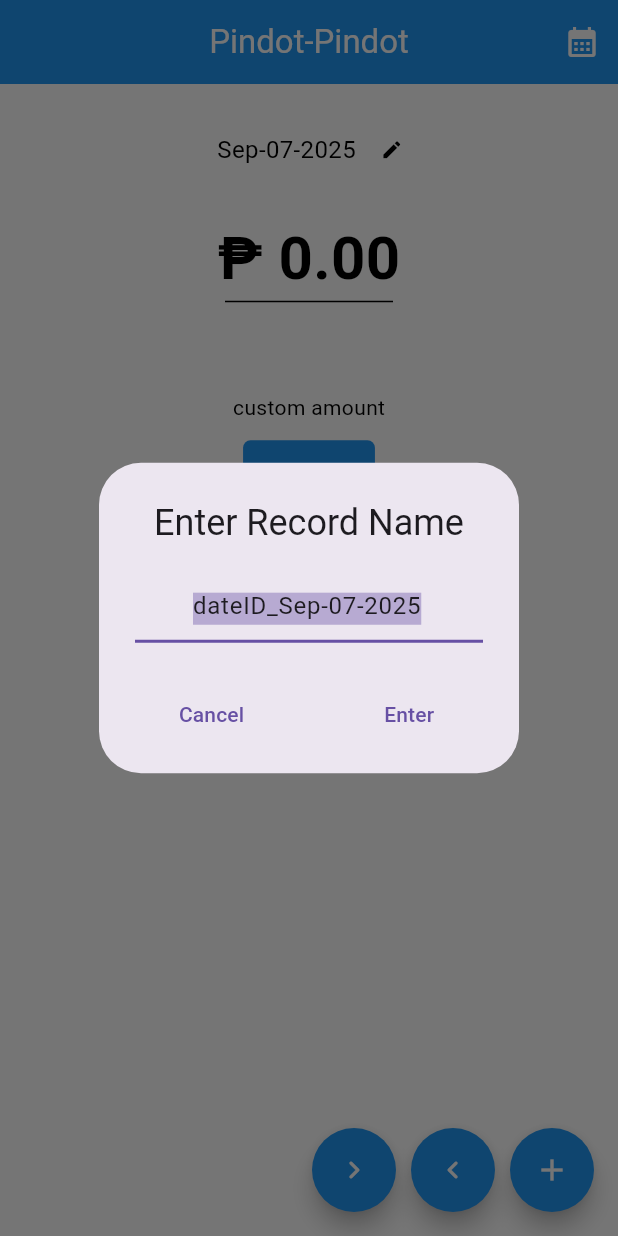
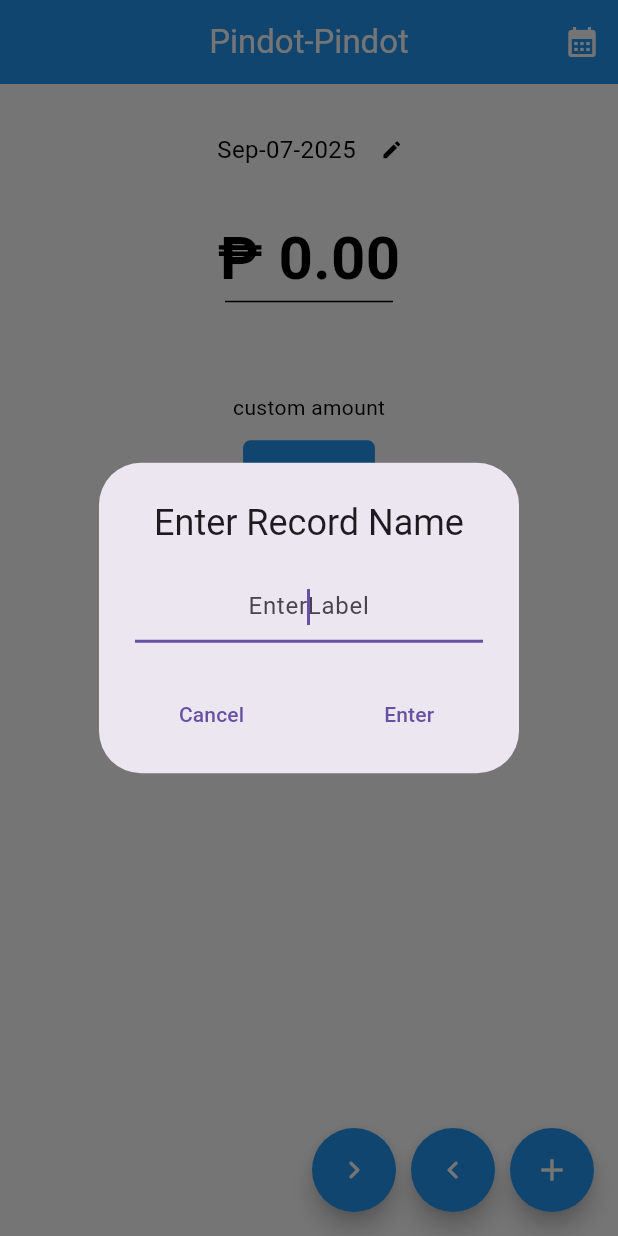
Before and after one commit to p-ragudo/Stupid-Simple-Expense-Tracker, a Flutter app: the screen it shows after launch, after a tap on the "edit" icon, on a phone screen of 412 x 824 dp. Run offline on Flutter 3.47's test engine with Material 3 defaults, Android fonts, the light colour scheme and no system bars; our stand-ins replace shared_preferences.

Commit message:
replaced textControllers with onChanged and variables

```diff
--- a/lib/expense_card.dart
+++ b/lib/expense_card.dart
@@ -32,12 +32,13 @@ class ExpenseCard extends StatelessWidget {
         mainAxisAlignment: MainAxisAlignment.center,
         children: [
           Text(
-            "₱${expense.amount}",
+            "₱${expense.amount.toStringAsFixed(2)}",
             style: TextStyle(
               color: Colors.black,
               fontSize: 30,
               fontWeight: FontWeight.bold,
             ),
+            textAlign: TextAlign.center,
           ),
           Text(
             expense.name,
@@ -46,6 +47,7 @@ class ExpenseCard extends StatelessWidget {
               fontSize: 16,
               fontWeight: FontWeight.normal,
             ),
+            textAlign: TextAlign.center,
           ),
         ],
       ),
--- a/lib/home.dart
+++ b/lib/home.dart
@@ -9,7 +9,9 @@ import 'package:uuid/uuid.dart';
 
 class Home extends StatefulWidget {
 
-  const Home({super.key});
+  final SharedPreferences prefs;
+
+  const Home({super.key, required this.prefs});
 
   @override
   State<Home> createState() => _HomeState();
@@ -21,7 +23,6 @@ class _HomeState extends State<Home> {
   static const double floatingButtonsSpacing = 10;
 
   late Record record;
-  late final SharedPreferences prefs;
   final uuid = Uuid();
 
   static const String dateIDPrefix = "dateID_";
@@ -33,22 +34,19 @@ class _HomeState extends State<Home> {
   void initState() {
     super.initState();
     record = Record(id: 'loading...', label: '', expenses: {}, total: 0);
-    _initPrefs();
-  }
-
-  void _initPrefs() async {
-    prefs = await SharedPreferences.getInstance();
     _initDate();
     _initExpenses();
   }
 
   void _initDate() async {
-    final todayId = "$dateIDPrefix${DateFormat("MMM-dd-yyyy").format(DateTime.now())}";
-    String? savedDateStateID = prefs.getString('savedDateStateID');
+    final todayId = "$dateIDPrefix${DateFormat("MMM-dd-yyyy").format(
+        DateTime.now())}";
+    String? savedDateStateID = widget.prefs.getString('savedDateStateID');
 
-    if(savedDateStateID == null || savedDateStateID != todayId) {
-      await prefs.setString('savedDateStateID', todayId);
+    if (savedDateStateID == null || savedDateStateID != todayId) {
+      await widget.prefs.setString('savedDateStateID', todayId);
 
+      if (!mounted) return;
       setState(() {
         record = Record(
           id: todayId,
@@ -58,14 +56,16 @@ class _HomeState extends State<Home> {
         );
       });
 
-      await prefs.setString(todayId, jsonEncode(record.toJson()));
+      await widget.prefs.setString(todayId, jsonEncode(record.toJson()));
     } else { // if same day/date
-      String? recordJson = prefs.getString(todayId);
-      if(recordJson != null) {
+      String? recordJson = widget.prefs.getString(todayId);
+      if (recordJson != null) {
+        if (!mounted) return;
         setState(() {
           record = Record.fromJson(jsonDecode(recordJson));
         });
       } else {
+        if (!mounted) return;
         setState(() {
           record = Record(
             id: savedDateStateID,
@@ -75,25 +75,26 @@ class _HomeState extends State<Home> {
           );
         });
 
-        await prefs.setString(todayId, jsonEncode(record.toJson()));
+        await widget.prefs.setString(todayId, jsonEncode(record.toJson()));
       }
     }
   }
 
   void _initExpenses() async {
-    final allKeys = prefs.getKeys();
+    final allKeys = widget.prefs.getKeys();
     final expenseKeys = allKeys.where((key) => key.startsWith(expenseIDPrefix));
 
     final loadedExpenses = expenseKeys.map((key) {
-      final jsonStr = prefs.getString(key);
+      final jsonStr = widget.prefs.getString(key);
 
-      if(jsonStr == null) return null;
+      if (jsonStr == null) return null;
 
       final data = jsonDecode(jsonStr);
       return Expense.fromJson(data);
     }).whereType<Expense>().toList()
       ..sort((a, b) => a.name.compareTo(b.name));
 
+    if (!mounted) return;
     setState(() {
       expenses = loadedExpenses;
     });
@@ -152,7 +153,9 @@ class _HomeState extends State<Home> {
                 SizedBox(width: 18),
                 Text(
                   // Date Label
-                  record.label == '' ? record.id.replaceFirst(dateIDPrefix, '') : record.label,
+                  record.label == ''
+                      ? record.id.replaceFirst(dateIDPrefix, '')
+                      : record.label,
                   style: TextStyle(
                     color: Colors.black,
                     fontSize: 16,
@@ -165,27 +168,21 @@ class _HomeState extends State<Home> {
                     size: 15,
                   ),
                   onPressed: () async {
-                    final controller = TextEditingController(
-                        text: record.label == '' || record.label.isEmpty ? record.id : record.label
-                    );
-
-                    WidgetsBinding.instance.addPostFrameCallback((_) {
-                      controller.selection = TextSelection(
-                        baseOffset: 0,
-                        extentOffset: controller.text.length,
-                      );
-                    });
+                    String name = '';
 
                     String? newLabel = await showDialog<String>(
                       context: context,
                       builder: (context) {
                         return AlertDialog(
-                          title: Text("Enter Record Name", textAlign: TextAlign.center),
+                          title: Text(
+                              "Enter Record Name", textAlign: TextAlign.center),
                           content: TextField(
-                            controller: controller,
                             decoration: InputDecoration(hintText: "EnterLabel"),
                             autofocus: true,
                             textAlign: TextAlign.center,
+                            onChanged: (value) {
+                              name = value;
+                            },
                           ),
                           actionsAlignment: MainAxisAlignment.center,
                           actionsPadding: EdgeInsets.only(bottom: 15),
@@ -196,7 +193,7 @@ class _HomeState extends State<Home> {
                             ),
                             SizedBox(width: 50),
                             TextButton(
-                              onPressed: () => Navigator.pop(context, controller.text.trim()),
+                              onPressed: () => Navigator.pop(context, name),
                               child: Text("Enter"),
                             )
                           ],
@@ -204,15 +201,14 @@ class _HomeState extends State<Home> {
                       },
                     );
 
-                    controller.dispose();
-
-                    if(newLabel != null && newLabel.isNotEmpty) {
+                    if (newLabel != null && newLabel.isNotEmpty) {
                       setState(() {
                         record.label = newLabel;
                       });
                     }
 
-                    prefs.setString(record.id, jsonEncode(record.toJson()));
+                    widget.prefs.setString(
+                        record.id, jsonEncode(record.toJson()));
                   },
                 ),
               ],),
@@ -256,8 +252,8 @@ class _HomeState extends State<Home> {
                 ),
               ),
               onPressed: () async {
-                final nameController = TextEditingController();
-                final amountController = TextEditingController();
+                String nameInput = '';
+                String amountInput = '';
 
                 List<String>? result = await showDialog<List<String>>(
                   context: context,
@@ -268,15 +264,20 @@ class _HomeState extends State<Home> {
                         mainAxisSize: MainAxisSize.min,
                         children: [
                           TextField(
-                            controller: nameController,
-                            decoration: InputDecoration(hintText: "Expense name"),
+                            decoration: InputDecoration(
+                                hintText: "Expense name"),
                             autofocus: true,
+                            onChanged: (value) {
+                              nameInput = value;
+                            }
                           ),
                           SizedBox(height: 10),
                           TextField(
-                            controller: amountController,
                             decoration: InputDecoration(hintText: "Amount"),
                             autofocus: true,
+                            onChanged: (value) {
+                              amountInput = value;
+                            },
                           ),
                           SizedBox(height: 20),
                         ],
@@ -285,15 +286,19 @@ class _HomeState extends State<Home> {
                       actionsPadding: EdgeInsets.only(bottom: 15),
                       actions: [
                         TextButton(
-                          onPressed: () => Navigator.pop(context, null),
+                          onPressed: () {
+                            Navigator.pop(context, null);
+                          },
                           child: Text("Cancel"),
                         ),
                         SizedBox(width: 50),
                         TextButton(
-                          onPressed: () => Navigator.pop(
+                          onPressed: () {
+                            Navigator.pop(
                               context,
-                            [nameController.text.trim(), amountController.text.trim()],
-                          ),
+                              [nameInput, amountInput],
+                            );
+                          },
                           child: Text("Enter"),
                         )
                       ],
@@ -301,40 +306,36 @@ class _HomeState extends State<Home> {
                   },
                 );
 
-                nameController.dispose();
-                amountController.dispose();
-
-                if(result != null && result.isNotEmpty) {
+                if (result != null && result.isNotEmpty) {
                   setState(() {
                     record.expenses[result[0]] = double.parse(result[1]);
                     record.total += double.parse(result[1]);
                     record.expenses.update(
                         result[0],
-                        (value) => value + double.parse( result[1]),
-                        ifAbsent: () => double.parse( result[1])
+                            (value) => value + double.parse(result[1]),
+                        ifAbsent: () => double.parse(result[1])
                     );
                   });
                 }
 
-                prefs.setString(record.id, jsonEncode(record.toJson()));
+                widget.prefs.setString(record.id, jsonEncode(record.toJson()));
               },
               child: Text("ADD"),
             ),
 
             SizedBox(height: 81),
 
-            expenses == null
+            expenses == null || expenses!.isEmpty
                 ? Text("No expenses yet", style: TextStyle(color: Colors.grey))
                 : GridView.builder(
               shrinkWrap: true,
               physics: NeverScrollableScrollPhysics(),
-              padding: EdgeInsets.symmetric(horizontal: 100),
-              gridDelegate: SliverGridDelegateWithMaxCrossAxisExtent(
-                maxCrossAxisExtent: 150,
+              padding: EdgeInsets.symmetric(horizontal: 40),
+              gridDelegate: SliverGridDelegateWithFixedCrossAxisCount(
+                crossAxisCount: 2,
                 mainAxisExtent: 160,
                 crossAxisSpacing: 16,
                 mainAxisSpacing: 16,
-                childAspectRatio: 15 / 16,
               ),
               itemCount: expenses!.length,
               itemBuilder: (context, index) {
@@ -349,13 +350,14 @@ class _HomeState extends State<Home> {
                       );
                       record.total += expenses![index].amount;
                     });
-                    prefs.setString(record.id, jsonEncode(record.toJson()));
+                    widget.prefs.setString(
+                        record.id, jsonEncode(record.toJson()));
                   },
                 );
               },
             ),
 
-            SizedBox(height: 50),
+            SizedBox(height: 120),
           ],
         ),
       ),
@@ -363,8 +365,8 @@ class _HomeState extends State<Home> {
   }
 
   void _addTemplate() async {
-    final nameController = TextEditingController();
-    final amountController = TextEditingController();
+    String nameInput = '';
+    String amountInput = '';
 
     List<String>? result = await showDialog<List<String>>(
       context: context,
@@ -375,15 +377,19 @@ class _HomeState extends State<Home> {
             mainAxisSize: MainAxisSize.min,
             children: [
               TextField(
-                controller: nameController,
                 decoration: InputDecoration(hintText: "Expense name"),
                 autofocus: true,
+                onChanged: (value) {
+                  nameInput = value;
+                },
               ),
               SizedBox(height: 10),
               TextField(
-                controller: amountController,
                 decoration: InputDecoration(hintText: "Amount"),
                 autofocus: true,
+                onChanged: (value) {
+                  amountInput = value;
+                },
               ),
               SizedBox(height: 20),
             ],
@@ -397,20 +403,13 @@ class _HomeState extends State<Home> {
             ),
             SizedBox(width: 50),
             TextButton(
-              onPressed: () =>
-                  Navigator.pop(
-                    context,
-                    [nameController.text.trim(), amountController.text.trim()],
-                  ),
+              onPressed: () => Navigator.pop(context, [nameInput, amountInput]),
               child: Text("Enter"),
             )
           ],
         );
       },
     );
-
-    nameController.dispose();
-    amountController.dispose();
 
     if (result != null && result.isNotEmpty) {
       String expenseID = "$expenseIDPrefix${uuid.v4()}";
@@ -419,11 +418,8 @@ class _HomeState extends State<Home> {
         amount: double.parse(result[1]),
       );
 
-      prefs.setString(expenseID, jsonEncode(expense.toJson()));
-
-      setState(() {
+      widget.prefs.setString(expenseID, jsonEncode(expense.toJson()));
       _initExpenses();
-      });
     }
   }
 }
--- a/lib/main.dart
+++ b/lib/main.dart
@@ -1,19 +1,24 @@
 import 'package:flutter/material.dart';
 import 'home.dart';
+import 'package:shared_preferences/shared_preferences.dart';
 
-void main() {
-  runApp(const MyApp());
+void main() async {
+  WidgetsFlutterBinding.ensureInitialized();
+  final prefs = await SharedPreferences.getInstance();
+  runApp(MyApp(prefs: prefs,));
 }
 
 class MyApp extends StatelessWidget {
-  const MyApp({super.key});
+  final SharedPreferences prefs;
+
+  const MyApp({super.key, required this.prefs});
 
   @override
   Widget build(BuildContext context) {
     return MaterialApp(
       title: 'Pindot2x',
       debugShowCheckedModeBanner: false,
-      home: const Home()
+      home: Home(prefs: prefs,)
     );
   }
 }
```
Lines whose indentation alone changed are shown as unchanged.
